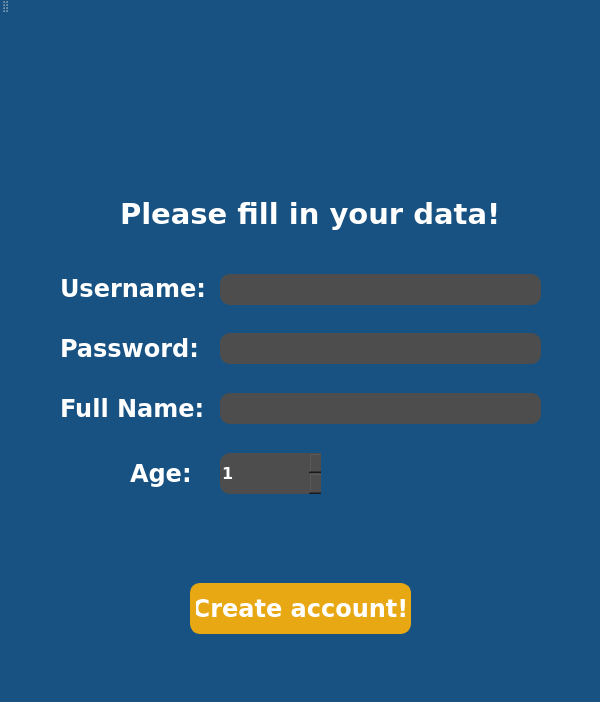
The window that MoviePlatformApp/MoviePlatformApp/RegisterPage.ui (TudiMoldoveanu/MovieRecomendationApp) describes before a commit, drawn with Qt 5.
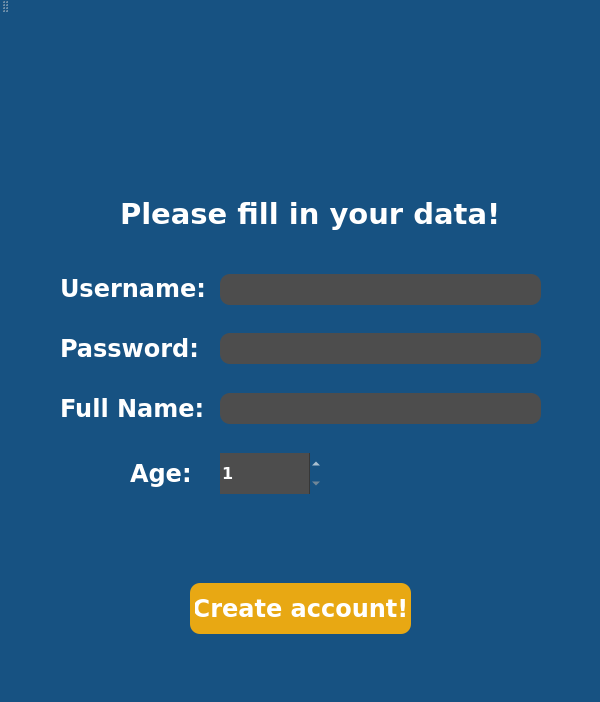
The same window after the commit. Icons and pictures are not drawn.

Commit message: Made MovieDashboard page appear only when we click on login button on the LogIn page. This action is preformed only when an existing user is introduced.

The edit to the form file:
```diff
--- a/MoviePlatformApp/MoviePlatformApp/RegisterPage.ui
+++ b/MoviePlatformApp/MoviePlatformApp/RegisterPage.ui
@@ -41,8 +41,7 @@
 	background-color: #e8a813;
 	color: #fff;
 	font-weight: bold;
-	border: 1px solid #e8a813;  
-	border-radius: 2px;
+	border-radius: 10px;
 	padding: 5px;
 
 }
@@ -158,28 +157,10 @@
     border: 1px solid #656565;
 
 }
-
 QSpinBox
 {
 background-color: #4d4d4d;
-color:#fff;
-borderline:none;
-border-radius:10px;
-}
-
-QSpinBox::up-button
-{
-color: #e8a813;
-border-up-right-radius:10px;
-}
-
-QSpinBox::down-button
-{
-color: #e8a813;
-border-up-right-radius:10px;
-}
-
-</string>
+}</string>
   </property>
   <widget class="QWidget" name="centralWidget">
    <widget class="QLabel" name="textLabel">
```
Left out of the diff: 4 changed lines with no effect on the pictures. The commit also changes 8 other files.
